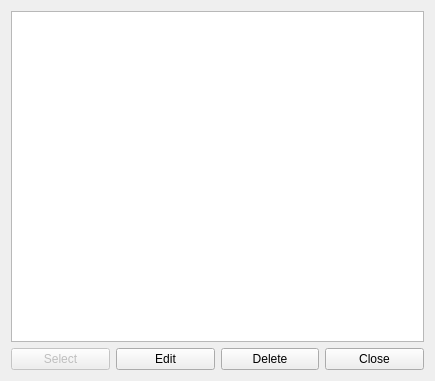
Old version of the form ui/DlgSelectPlan.ui in the repository couteau/qgis_redistricting.
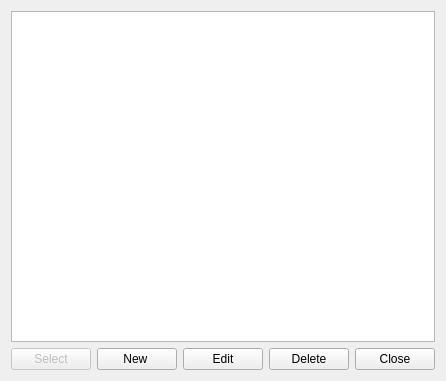
New version of the form.

Commit message: add new plan button to plan manager

```diff
--- a/ui/DlgSelectPlan.ui
+++ b/ui/DlgSelectPlan.ui
@@ -38,21 +38,21 @@
    </item>
    <item>
     <layout class="QGridLayout" name="gridLayout">
-     <item row="1" column="5">
-      <widget class="QPushButton" name="btnCancel">
-       <property name="text">
-        <string>Close</string>
-       </property>
-      </widget>
-     </item>
-     <item row="1" column="3">
+     <item row="2" column="3">
       <widget class="QPushButton" name="btnEdit">
        <property name="text">
         <string>Edit</string>
        </property>
       </widget>
      </item>
-     <item row="1" column="0">
+     <item row="2" column="5">
+      <widget class="QPushButton" name="btnCancel">
+       <property name="text">
+        <string>Close</string>
+       </property>
+      </widget>
+     </item>
+     <item row="2" column="0">
       <widget class="QPushButton" name="btnOpen">
        <property name="enabled">
         <bool>false</bool>
@@ -65,13 +65,20 @@
        </property>
       </widget>
      </item>
-     <item row="1" column="4">
+     <item row="2" column="4">
       <widget class="QPushButton" name="btnDelete">
        <property name="text">
         <string>Delete</string>
        </property>
       </widget>
      </item>
+     <item row="2" column="1">
+      <widget class="QPushButton" name="btnNew">
+       <property name="text">
+        <string>New </string>
+       </property>
+      </widget>
+     </item>
     </layout>
    </item>
   </layout>
```
The commit also changes 2 other files.
